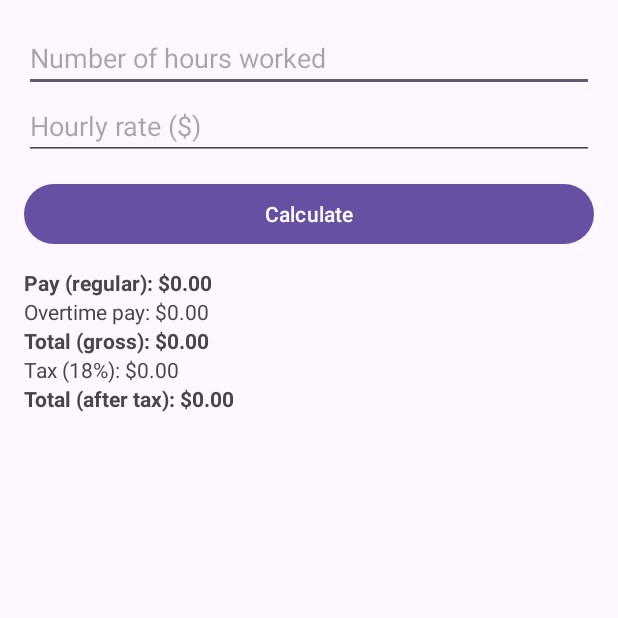
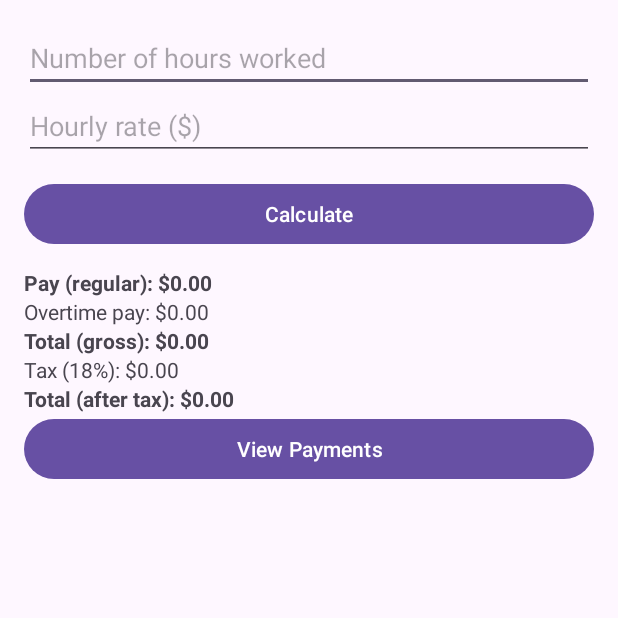
Before and after one commit to arinamirzakhani/Assignment01-COMP3074, an Android app: the screen it shows after launch (MainActivity), on a phone screen of 412 x 824 dp, the top half of it. Run offline under Robolectric (Android 15) with nearby library versions, the phone set to English and light mode, and no system bars.

Commit message:
Added payment button

```diff
--- a/app/src/main/res/layout/activity_main.xml
+++ b/app/src/main/res/layout/activity_main.xml
@@ -67,5 +67,10 @@
             android:layout_height="wrap_content"
             android:text="Total (after tax): $0.00"
             android:textStyle="bold" />
+        <Button
+            android:id="@+id/btnViewDetails"
+            android:layout_width="match_parent"
+            android:layout_height="wrap_content"
+            android:text="View Payments" />
     </LinearLayout>
 </ScrollView>
```
